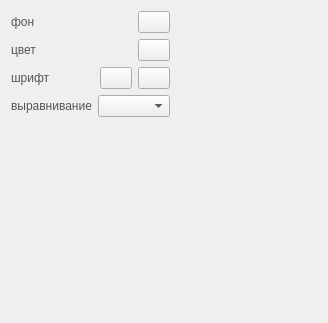
zaswed76/sling, file lingvo/gui/uiform/tuneEditLabels.ui: the form before one commit.
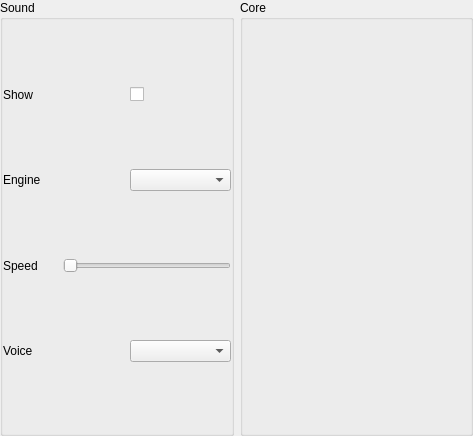
The form after the commit.

What changed in the file:
```diff
--- a/lingvo/gui/uiform/tuneEditLabels.ui
+++ b/lingvo/gui/uiform/tuneEditLabels.ui
@@ -6,79 +6,113 @@
    <rect>
     <x>0</x>
     <y>0</y>
-    <width>328</width>
-    <height>323</height>
+    <width>473</width>
+    <height>436</height>
    </rect>
   </property>
   <property name="windowTitle">
    <string>Frame</string>
   </property>
-  <layout class="QHBoxLayout" name="horizontalLayout_6">
+  <layout class="QHBoxLayout" name="horizontalLayout_5" stretch="10,10">
+   <property name="spacing">
+    <number>6</number>
+   </property>
+   <property name="leftMargin">
+    <number>0</number>
+   </property>
+   <property name="topMargin">
+    <number>0</number>
+   </property>
+   <property name="rightMargin">
+    <number>0</number>
+   </property>
+   <property name="bottomMargin">
+    <number>0</number>
+   </property>
    <item>
+    <widget class="QGroupBox" name="SoundGroupBox">
+     <property name="title">
+      <string>Sound</string>
+     </property>
     <layout class="QVBoxLayout" name="verticalLayout">
+      <property name="spacing">
+       <number>0</number>
+      </property>
+      <property name="leftMargin">
+       <number>0</number>
+      </property>
+      <property name="topMargin">
+       <number>0</number>
+      </property>
+      <property name="rightMargin">
+       <number>0</number>
+      </property>
+      <property name="bottomMargin">
+       <number>0</number>
+      </property>
+      <item>
+       <layout class="QHBoxLayout" name="horizontalLayout_4">
+        <property name="spacing">
+         <number>25</number>
+        </property>
+        <item>
+         <widget class="QLabel" name="label_4">
+          <property name="styleSheet">
+           <string notr="true">font: 10pt &quot;MS Shell Dlg 2&quot;;</string>
+          </property>
+          <property name="text">
+           <string>Show</string>
+          </property>
+         </widget>
+        </item>
+        <item>
+         <widget class="QCheckBox" name="ShowSoundSheckBox">
+          <property name="text">
+           <string/>
+          </property>
+         </widget>
+        </item>
+       </layout>
+      </item>
      <item>
       <layout class="QHBoxLayout" name="horizontalLayout">
+        <property name="spacing">
+         <number>25</number>
+        </property>
        <item>
         <widget class="QLabel" name="label">
          <property name="styleSheet">
-          <string notr="true">font: 16pt &quot;Helvetica&quot;;
-color: rgb(85, 85, 85);</string>
+           <string notr="true">font: 10pt &quot;MS Shell Dlg 2&quot;;</string>
          </property>
          <property name="text">
-          <string>фон</string>
-         </property>
-         <property name="scaledContents">
-          <bool>true</bool>
-         </property>
-         <property name="margin">
-          <number>4</number>
+           <string>Engine</string>
          </property>
         </widget>
        </item>
        <item>
-        <widget class="QPushButton" name="bgBtn">
-         <property name="maximumSize">
-          <size>
-           <width>32</width>
-           <height>32</height>
-          </size>
-         </property>
-         <property name="text">
-          <string/>
-         </property>
-        </widget>
+         <widget class="QComboBox" name="engineComboBox"/>
        </item>
       </layout>
      </item>
      <item>
       <layout class="QHBoxLayout" name="horizontalLayout_2">
+        <property name="spacing">
+         <number>25</number>
+        </property>
        <item>
         <widget class="QLabel" name="label_2">
          <property name="styleSheet">
-          <string notr="true">font: 16pt &quot;Helvetica&quot;;
-color: rgb(85, 85, 85);</string>
+           <string notr="true">font: 10pt &quot;MS Shell Dlg 2&quot;;</string>
          </property>
          <property name="text">
-          <string>цвет</string>
-         </property>
-         <property name="scaledContents">
-          <bool>true</bool>
-         </property>
-         <property name="margin">
-          <number>4</number>
+           <string>Speed</string>
          </property>
         </widget>
        </item>
        <item>
-        <widget class="QPushButton" name="colorBtn">
-         <property name="maximumSize">
-          <size>
-           <width>32</width>
-           <height>32</height>
-          </size>
-         </property>
-         <property name="text">
-          <string/>
+         <widget class="QSlider" name="speedVoiceHorizontalSlider">
+          <property name="orientation">
+           <enum>Qt::Horizontal</enum>
          </property>
         </widget>
        </item>
@@ -86,113 +120,36 @@
      </item>
      <item>
       <layout class="QHBoxLayout" name="horizontalLayout_3">
+        <property name="spacing">
+         <number>25</number>
+        </property>
        <item>
         <widget class="QLabel" name="label_3">
          <property name="styleSheet">
-          <string notr="true">font: 16pt &quot;Helvetica&quot;;
-color: rgb(85, 85, 85);</string>
+           <string notr="true">font: 10pt &quot;MS Shell Dlg 2&quot;;</string>
          </property>
          <property name="text">
-          <string>шрифт</string>
-         </property>
-         <property name="scaledContents">
-          <bool>true</bool>
-         </property>
-         <property name="margin">
-          <number>4</number>
-         </property>
+           <string>Voice</string>
+          </property>
         </widget>
        </item>
        <item>
-        <widget class="QPushButton" name="fontNameBtn">
-         <property name="maximumSize">
-          <size>
-           <width>32</width>
-           <height>32</height>
-          </size>
-         </property>
-         <property name="text">
-          <string/>
-         </property>
-        </widget>
-       </item>
-       <item>
-        <widget class="QPushButton" name="fontSizeBtn">
-         <property name="maximumSize">
-          <size>
-           <width>32</width>
-           <height>32</height>
-          </size>
-         </property>
-         <property name="text">
-          <string/>
-         </property>
-        </widget>
-       </item>
-      </layout>
-     </item>
-     <item>
-      <layout class="QHBoxLayout" name="horizontalLayout_4">
-       <item>
-        <widget class="QLabel" name="label_4">
-         <property name="styleSheet">
-          <string notr="true">font: 16pt &quot;Helvetica&quot;;
-color: rgb(85, 85, 85);</string>
-         </property>
-         <property name="text">
-          <string>выравнивание</string>
-         </property>
-         <property name="scaledContents">
-          <bool>true</bool>
-         </property>
-         <property name="margin">
-          <number>4</number>
-         </property>
+         <widget class="QComboBox" name="voiceComboBox"/>
+        </item>
+       </layout>
+      </item>
+     </layout>
         </widget>
        </item>
        <item>
-        <widget class="QComboBox" name="AlignLb">
-         <property name="maximumSize">
-          <size>
-           <width>16777215</width>
-           <height>32</height>
-          </size>
-         </property>
-        </widget>
-       </item>
-      </layout>
-     </item>
-     <item>
-      <spacer name="verticalSpacer">
-       <property name="orientation">
-        <enum>Qt::Vertical</enum>
-       </property>
-       <property name="sizeHint" stdset="0">
-        <size>
-         <width>20</width>
-         <height>40</height>
-        </size>
-       </property>
-      </spacer>
-     </item>
-    </layout>
-   </item>
-   <item>
-    <layout class="QHBoxLayout" name="horizontalLayout_5">
-     <item>
-      <spacer name="horizontalSpacer">
-       <property name="orientation">
-        <enum>Qt::Horizontal</enum>
-       </property>
-       <property name="sizeHint" stdset="0">
-        <size>
-         <width>40</width>
-         <height>20</height>
-        </size>
-       </property>
-      </spacer>
-     </item>
-    </layout>
+    <widget class="QGroupBox" name="CoreGroupBox">
+     <property name="title">
+      <string>Core</string>
+     </property>
+     <property name="flat">
+      <bool>false</bool>
+     </property>
+    </widget>
    </item>
   </layout>
  </widget>
```
Lines whose indentation alone changed are shown as unchanged.
